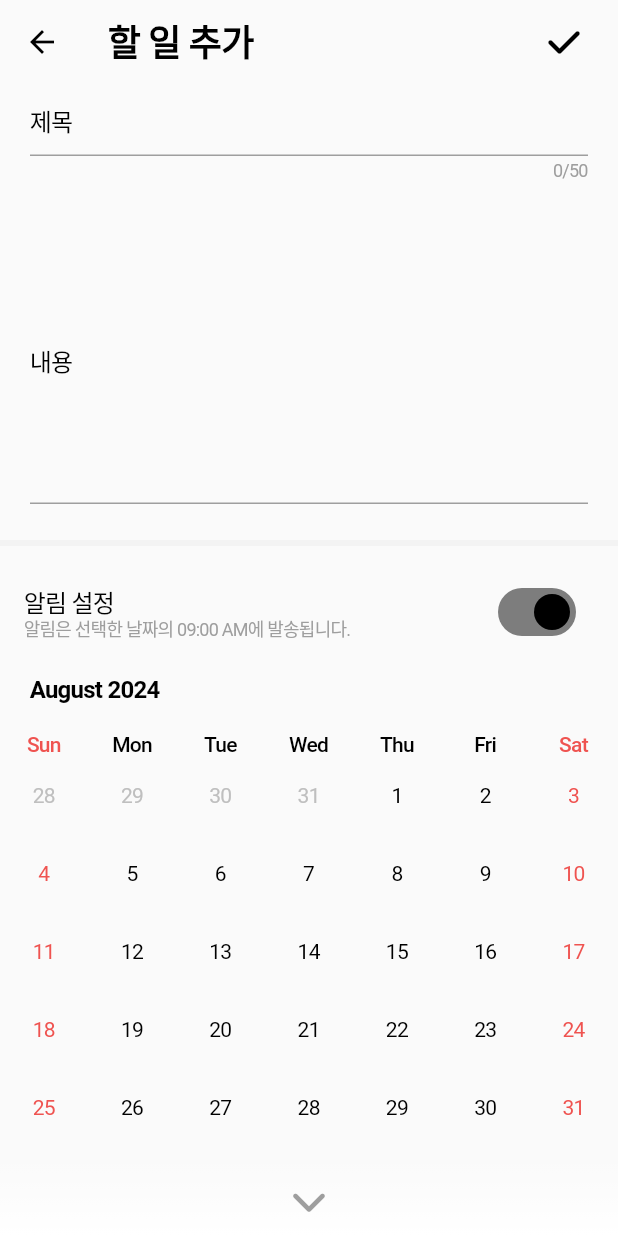
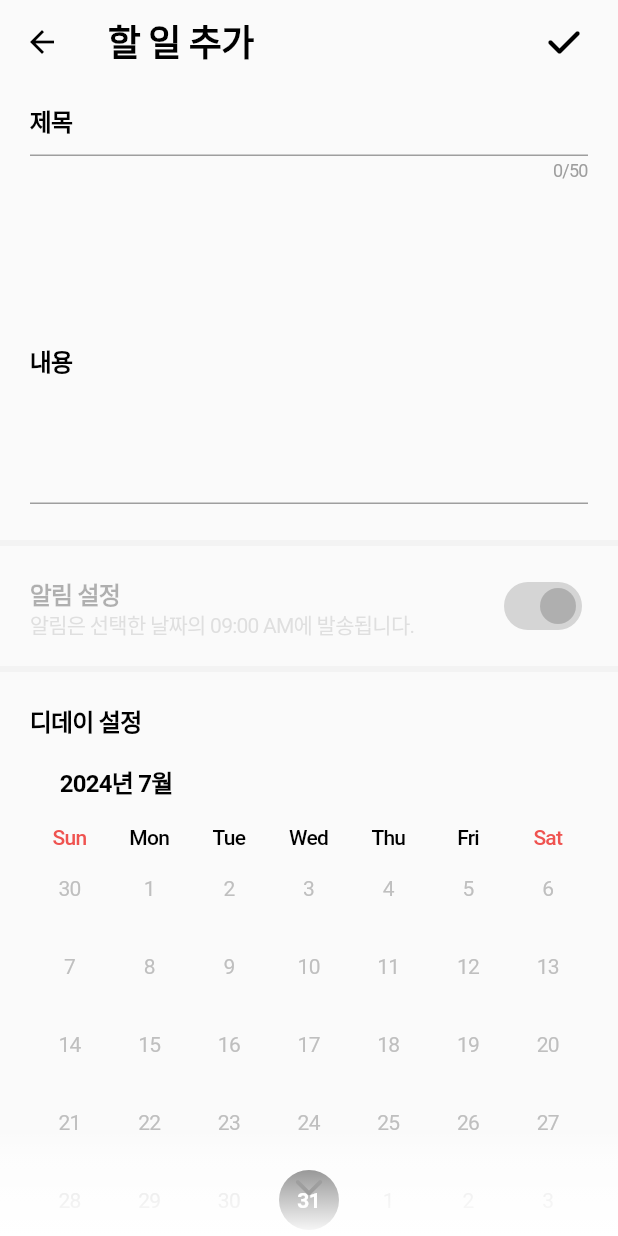
Before and after one commit to Raonshi/simply_todo, a Flutter app: the _AddTodoPageBody screen opened directly, on a phone screen of 412 x 824 dp. Run offline on Flutter 3.47's test engine with Material 3 defaults, Android fonts, the phone set to English and light mode, and no system bars; drawn by our look-alikes of loader_overlay, table_calendar; our stand-ins replace bloc, flutter_bloc, flutter_local_notifications, flutter_slidable, font_awesome_flutter, logger and 2 more; accounts and stored records are empty.

Commit message:
refactor:update ui

```diff
--- a/lib/bloc/add_todo/add_todo_state.dart
+++ b/lib/bloc/add_todo/add_todo_state.dart
@@ -3,14 +3,14 @@ part of 'add_todo_bloc.dart';
 class AddTodoState {
   final String title;
   final String content;
-  final DateTime? dateTime;
+  final DateTime? dueDate;
   final bool showNotification;
   final bool visibleScrollArrow;
 
   const AddTodoState({
     this.title = "",
     this.content = "",
-    this.dateTime,
+    this.dueDate,
     this.showNotification = true,
     this.visibleScrollArrow = true,
   });
@@ -18,14 +18,14 @@ class AddTodoState {
   AddTodoState copyWith({
     String? title,
     String? content,
-    DateTime? dateTime,
+    DateTime? dueDate,
     bool? showNotification,
     bool? visibleScrollArrow,
   }) {
     return AddTodoState(
       title: title ?? this.title,
       content: content ?? this.content,
-      dateTime: dateTime ?? this.dateTime,
+      dueDate: dueDate ?? this.dueDate,
       showNotification: showNotification ?? this.showNotification,
       visibleScrollArrow: visibleScrollArrow ?? this.visibleScrollArrow,
     );
@@ -33,6 +33,6 @@ class AddTodoState {
 
   @override
   String toString() {
-    return 'AddTodoState{title: $title, content: $content, dateTime: $dateTime, showNotification: $showNotification, visibleScrollArrow: $visibleScrollArrow}';
+    return 'AddTodoState{title: $title, content: $content, dueDate: $dueDate, showNotification: $showNotification, visibleScrollArrow: $visibleScrollArrow}';
   }
 }
--- a/lib/bloc/todo_list/todo_list_bloc.dart
+++ b/lib/bloc/todo_list/todo_list_bloc.dart
@@ -36,20 +36,20 @@ class TodoListBloc extends Cubit<TodoListState> {
           completed: newValue,
           showNotification: newValue
               ? false
-              : newTodos[index].dateTime != null
+              : newTodos[index].dueDate != null
                   ? true
                   : false,
         );
         newTodos[index] = newTodo;
 
-        if (newTodo.dateTime != null &&
+        if (newTodo.dueDate != null &&
             !newTodo.completed &&
             newTodo.showNotification) {
           await NotificationService().scheduleNotification(
             id: id,
             title: newTodos[index].title,
             body: newTodos[index].content,
-            dateTime: newTodos[index].dateTime!,
+            dueDate: newTodos[index].dueDate!,
           );
         } else {
           await NotificationService().cancelScheduledNotification(id);
--- a/lib/domain/model/todo_model.dart
+++ b/lib/domain/model/todo_model.dart
@@ -5,7 +5,7 @@ final class Todo extends BaseData {
   final String title;
   final String content;
 
-  final DateTime? dateTime;
+  final DateTime? dueDate;
   final bool showNotification;
 
   final bool completed;
@@ -13,7 +13,7 @@ final class Todo extends BaseData {
   const Todo._({
     required this.id,
     required this.title,
-    required this.dateTime,
+    required this.dueDate,
     required this.content,
     required this.completed,
     required this.showNotification,
@@ -24,13 +24,13 @@ final class Todo extends BaseData {
   factory Todo.create({
     required String title,
     required String content,
-    required DateTime? dateTime,
+    required DateTime? dueDate,
     required bool showNotification,
   }) {
-    // dateTime should be converted to timestamp
+    // dueDate should be converted to timestamp
     late final int timestamp;
-    if (showNotification && dateTime != null) {
-      timestamp = dateTime.millisecondsSinceEpoch;
+    if (showNotification && dueDate != null) {
+      timestamp = dueDate.millisecondsSinceEpoch;
     } else {
       timestamp = DateTime.now().millisecondsSinceEpoch;
     }
@@ -42,7 +42,7 @@ final class Todo extends BaseData {
         id: id,
         title: title,
         content: content,
-        dateTime: dateTime,
+        dueDate: dueDate,
         completed: false,
         showNotification: showNotification);
   }
@@ -60,7 +60,7 @@ final class Todo extends BaseData {
       id: id,
       title: title ?? this.title,
       content: content ?? this.content,
-      dateTime: dateTime,
+      dueDate: dueDate,
       completed: completed ?? this.completed,
       showNotification: showNotification ?? this.showNotification,
     );
@@ -71,9 +71,9 @@ final class Todo extends BaseData {
       id: map['id'],
       title: map['title'],
       content: map['content'],
-      dateTime: map['dateTime'] == null
+      dueDate: map['dueDate'] == null
           ? null
-          : DateTime.fromMillisecondsSinceEpoch(map['dateTime']),
+          : DateTime.fromMillisecondsSinceEpoch(map['dueDate']),
       completed: map['completed'],
       showNotification: map['showNotification'],
     );
@@ -85,7 +85,7 @@ final class Todo extends BaseData {
       'id': id,
       'title': title,
       'content': content,
-      'dateTime': dateTime?.millisecondsSinceEpoch,
+      'dueDate': dueDate?.millisecondsSinceEpoch,
       'completed': completed,
       'showNotification': showNotification,
     };
--- a/lib/service/notification_service.dart
+++ b/lib/service/notification_service.dart
@@ -56,7 +56,7 @@ class NotificationService {
     required int id,
     required String title,
     required String body,
-    required DateTime dateTime,
+    required DateTime dueDate,
   }) async {
     const NotificationDetails notificationDetails = NotificationDetails(
       android: AndroidNotificationDetails(
@@ -74,7 +74,7 @@ class NotificationService {
     );
 
     final tz.TZDateTime timeZoneDate = tz.TZDateTime.from(
-      DateTime(dateTime.year, dateTime.month, dateTime.day, 9),
+      DateTime(dueDate.year, dueDate.month, dueDate.day, 9),
       tz.local,
     );
 
--- a/lib/ui/add_todo/page/add_todo_page.dart
+++ b/lib/ui/add_todo/page/add_todo_page.dart
@@ -8,6 +8,7 @@ import 'package:simpletodo/common/theme.dart';
 import 'package:simpletodo/domain/repository/todo/todo_repository_impl.dart';
 import 'package:simpletodo/ui/add_todo/widget/add_todo_schedule_panel.dart';
 import 'package:simpletodo/ui/global_widget/common_snackbar.dart';
+import 'package:table_calendar/table_calendar.dart';
 
 class AddTodoPage extends StatelessWidget {
   const AddTodoPage({super.key});
@@ -39,7 +40,7 @@ class _AddTodoPageBody extends StatelessWidget {
     final ScrollController scrollController = ScrollController();
     scrollController.addListener(() {
       final bool dismissArrow =
-          scrollController.offset > (MediaQuery.of(context).size.height * 0.2);
+          scrollController.position.pixels <= 0 ? false : true;
       context.read<AddTodoBloc>().setVisibleScrollArrow(dismissArrow);
     });
 
@@ -98,7 +99,7 @@ class _AddTodoPageBody extends StatelessWidget {
                             decoration: InputDecoration(
                               labelText: "제목",
                               labelStyle:
-                                  context.textTheme.labelLarge?.copyWith(
+                                  context.textTheme.titleSmall?.copyWith(
                                 color: context.colorTheme.onPrimary,
                               ),
                               focusedBorder: UnderlineInputBorder(
@@ -130,7 +131,7 @@ class _AddTodoPageBody extends StatelessWidget {
                             decoration: InputDecoration(
                               labelText: "내용",
                               labelStyle:
-                                  context.textTheme.labelLarge?.copyWith(
+                                  context.textTheme.titleSmall?.copyWith(
                                 color: context.colorTheme.onPrimary,
                               ),
                               focusedBorder: UnderlineInputBorder(
@@ -149,7 +150,43 @@ class _AddTodoPageBody extends StatelessWidget {
                           thickness: 4.0,
                           color: context.colorTheme.onSurface.withOpacity(0.08),
                         ),
-                        const SizedBox(height: 12.0),
+                        Container(
+                          foregroundDecoration: BoxDecoration(
+                            color: isSameDay(state.dueDate, DateTime.now())
+                                ? context.colorTheme.surface.withOpacity(0.7)
+                                : Colors.transparent,
+                          ),
+                          child: SwitchListTile.adaptive(
+                            value: state.showNotification,
+                            visualDensity: VisualDensity.compact,
+                            activeColor: context.colorTheme.onPrimary,
+                            contentPadding: const EdgeInsets.symmetric(
+                                horizontal: 20.0, vertical: 8.0),
+                            onChanged: (_) => context
+                                .read<AddTodoBloc>()
+                                .toggleShowNotification(),
+                            title: Text(
+                              "알림 설정",
+                              style: context.textTheme.titleSmall,
+                            ),
+                            subtitle: Padding(
+                              padding: EdgeInsets.only(top: 4.0),
+                              child: Text(
+                                "알림은 선택한 날짜의 09:00 AM에 발송됩니다.",
+                                style: context.textTheme.bodyMedium!.copyWith(
+                                  color: context.colorTheme.onSurface,
+                                ),
+                              ),
+                            ),
+                          ),
+                        ),
+
+                        Divider(
+                          height: 4.0,
+                          thickness: 4.0,
+                          color: context.colorTheme.onSurface.withOpacity(0.08),
+                        ),
+                        const SizedBox(height: 24.0),
 
                         // Notification / Date
                         AddTodoSchedulePanel(
@@ -159,7 +196,7 @@ class _AddTodoPageBody extends StatelessWidget {
                               .toggleShowNotification,
                           onDaySelected:
                               context.read<AddTodoBloc>().setDateTime,
-                          selectedDay: state.dateTime,
+                          selectedDay: state.dueDate,
                         ),
 
                         const SizedBox(height: 64.0),
@@ -173,26 +210,24 @@ class _AddTodoPageBody extends StatelessWidget {
                       gradient: LinearGradient(
                         begin: Alignment.topCenter,
                         end: Alignment.bottomCenter,
+                        stops: const [0.0, 0.2, 1.0],
                         colors: [
                           Colors.white.withOpacity(0.1),
-                          Colors.white.withOpacity(0.35),
-                          Colors.white.withOpacity(0.7),
+                          Colors.white.withOpacity(0.5),
                           Colors.white,
                         ],
                       ),
                     ),
                     width: double.infinity,
-                    padding: const EdgeInsets.symmetric(vertical: 12.0),
+                    padding: const EdgeInsets.symmetric(vertical: 24.0),
                     child: InkWell(
                       onTap: () => scrollController.animateTo(
                         MediaQuery.of(context).size.height,
                         duration: const Duration(milliseconds: 500),
                         curve: Curves.fastOutSlowIn,
                       ),
-                      child: Icon(
-                        FontAwesomeIcons.chevronDown,
-                        color: context.colorTheme.onSurface,
-                      ),
+                      child: Icon(FontAwesomeIcons.chevronDown,
+                          color: context.colorTheme.onSurface, size: 20.0),
                     ),
                   ),
               ],
--- a/lib/ui/add_todo/widget/add_todo_schedule_panel.dart
+++ b/lib/ui/add_todo/widget/add_todo_schedule_panel.dart
@@ -20,26 +20,16 @@ class AddTodoSchedulePanel extends StatelessWidget {
 
   @override
   Widget build(BuildContext context) {
-    return Column(
-      children: [
-        SwitchListTile.adaptive(
-          value: showNotification,
-          visualDensity: VisualDensity.compact,
-          activeColor: context.colorTheme.onPrimary,
-          onChanged: (_) => onTapNotiSwitch(),
-          title: Text(
-            "알림 설정",
-            style: context.textTheme.labelLarge,
+    return Padding(
+      padding: const EdgeInsets.symmetric(horizontal: 20.0),
+      child: Column(
+        crossAxisAlignment: CrossAxisAlignment.start,
+        children: [
+          Text(
+            "디데이 설정",
+            style: context.textTheme.titleSmall,
           ),
-          subtitle: Text(
-            "알림은 선택한 날짜의 09:00 AM에 발송됩니다.",
-            style: context.textTheme.bodySmall!.copyWith(
-              color: context.colorTheme.onSurface,
-            ),
-          ),
-        ),
-        if (showNotification) ...[
-          const SizedBox(height: 12.0),
+          const SizedBox(height: 24.0),
           TableCalendar(
             headerStyle: HeaderStyle(
               formatButtonVisible: false,
@@ -53,6 +43,9 @@ class AddTodoSchedulePanel extends StatelessWidget {
                 bottom: 20.0,
               ),
               titleTextStyle: context.textTheme.titleSmall!,
+              titleTextFormatter: (date, locale) {
+                return "${date.year}년 ${date.month}월";
+              },
             ),
             daysOfWeekStyle: DaysOfWeekStyle(
               weekdayStyle: context.textTheme.labelMedium!,
@@ -89,7 +82,7 @@ class AddTodoSchedulePanel extends StatelessWidget {
             ),
             focusedDay:
                 selectedDay ?? DateTime.now().add(const Duration(days: 1)),
-            firstDay: DateTime.now().add(const Duration(days: 1)),
+            firstDay: DateTime.now(),
             lastDay: DateTime.now().add(const Duration(days: 365)),
             selectedDayPredicate: (day) {
               return isSameDay(selectedDay, day);
@@ -100,7 +93,7 @@ class AddTodoSchedulePanel extends StatelessWidget {
             },
           ),
         ],
-      ],
+      ),
     );
   }
 }
--- a/lib/ui/home/widget/todo_list_item.dart
+++ b/lib/ui/home/widget/todo_list_item.dart
@@ -123,7 +123,7 @@ class _TodoListItemState extends State<TodoListItem> {
 
                       // Notification Date Time
                       if (widget.data.showNotification &&
-                          widget.data.dateTime != null)
+                          widget.data.dueDate != null)
                         Container(
                           alignment: Alignment.centerRight,
                           padding: const EdgeInsets.only(right: 4.0),
@@ -132,7 +132,7 @@ class _TodoListItemState extends State<TodoListItem> {
                               children: [
                                 TextSpan(
                                   text: DateFormat("yyyy. MM. dd").format(
-                                    widget.data.dateTime!,
+                                    widget.data.dueDate!,
                                   ),
                                   style: context.textTheme.labelSmall?.copyWith(
                                     color: context.colorTheme.onPrimary,
```
Also changed, not shown: lib/bloc/add_todo/add_todo_bloc.dart (+8 -14 lines), 2 other files.
